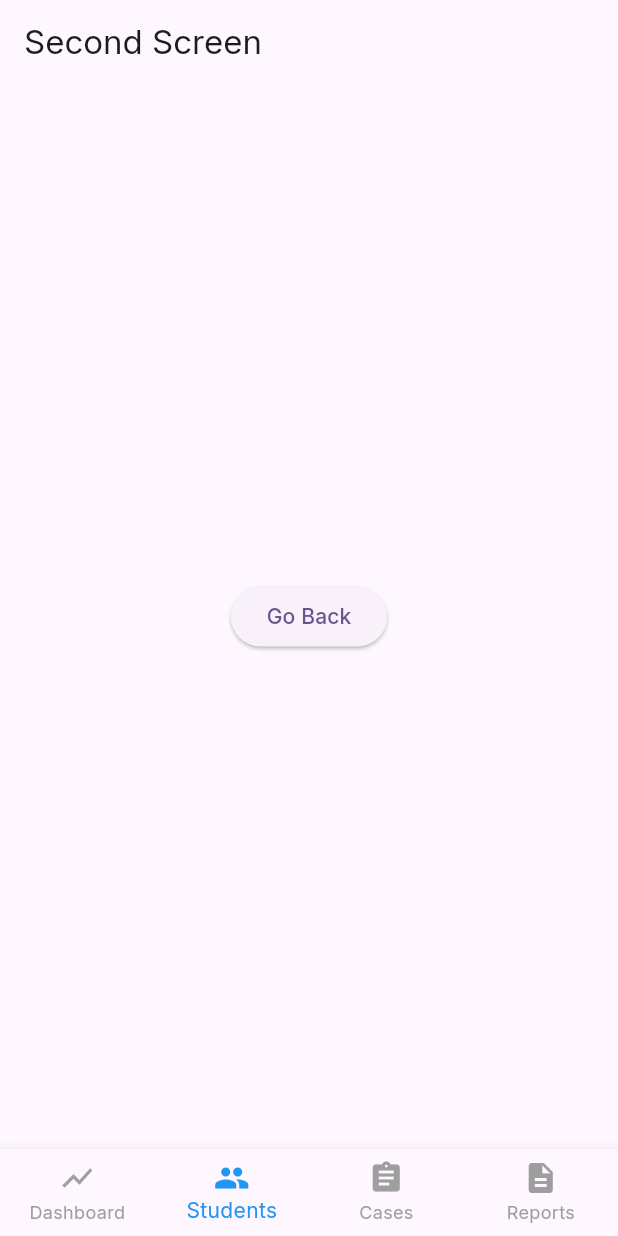
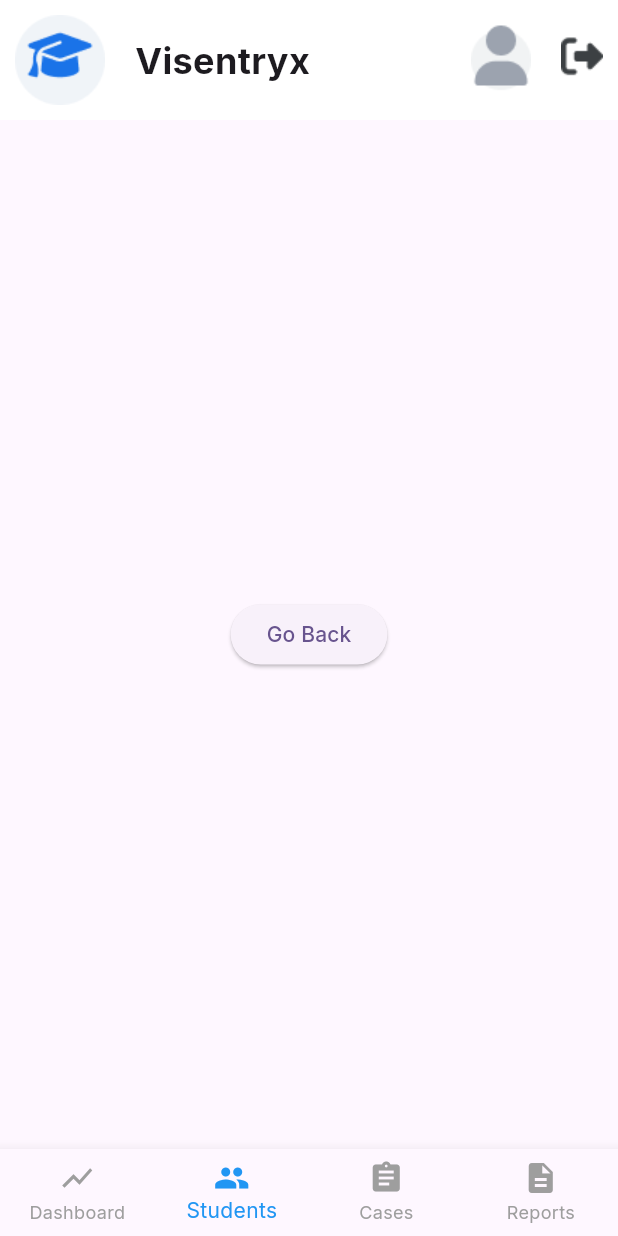
Before and after one commit to julienjamile/visentryx, a Flutter app: the StudentsScreen screen opened directly, on a phone screen of 412 x 824 dp. Run offline on Flutter 3.47's test engine with Material 3 defaults, Android fonts, the phone set to English and light mode, and no system bars; our stand-ins replace fl_chart.

```diff
--- a/lib/students.dart
+++ b/lib/students.dart
@@ -5,11 +5,7 @@ class StudentsScreen extends StatelessWidget {
   @override
   Widget build(BuildContext context) {
     return Scaffold(
-      appBar: AppBar(
-          title: Text("Second Screen"),
-          automaticallyImplyLeading: false,
-        automaticallyImplyActions: false
-      ),
+      appBar: TopBar(),
       body: Center(
         child: ElevatedButton(
           onPressed: () {
```
Also changed, not shown: lib/dashboard.dart (+20 -1 lines).
